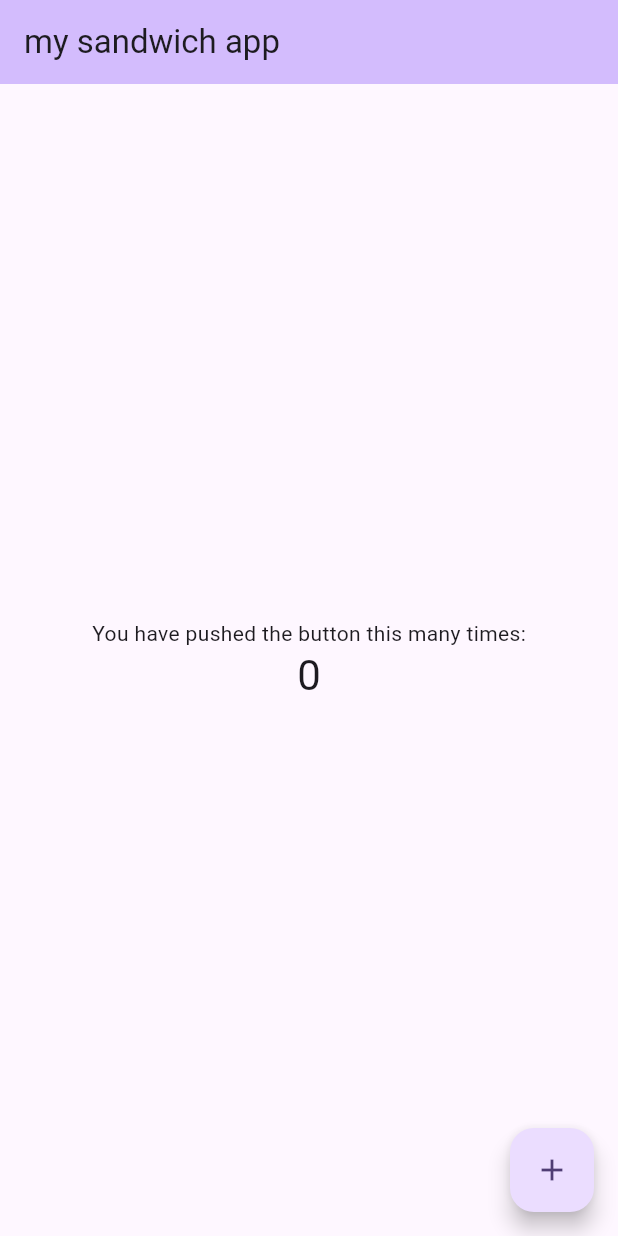
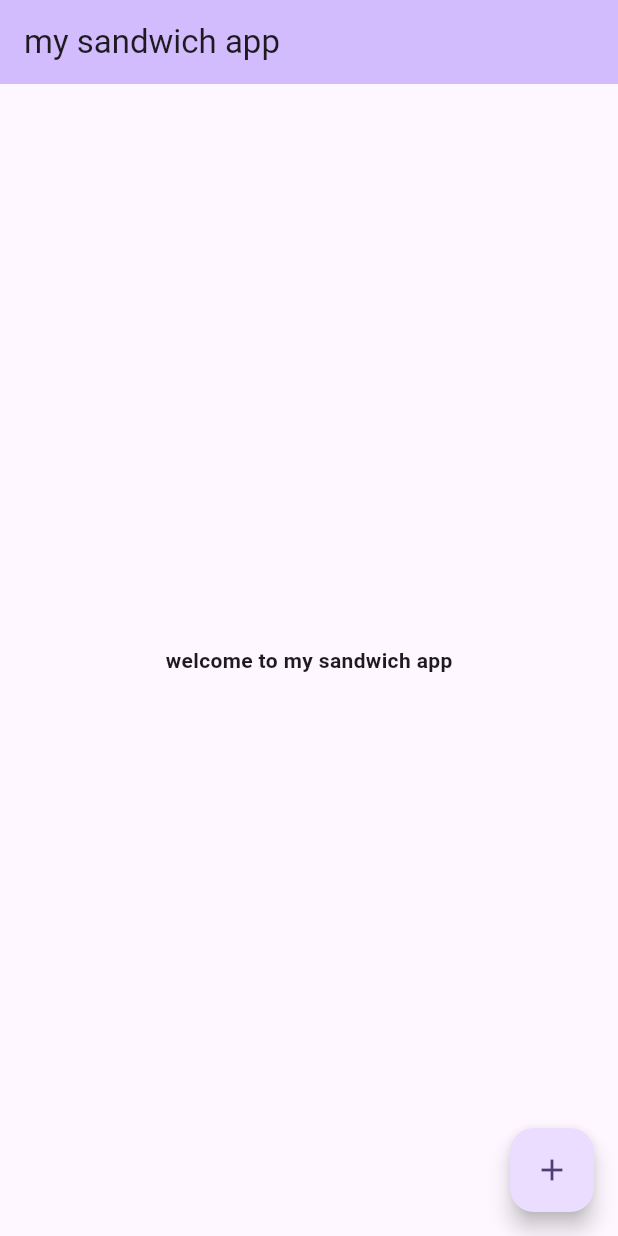
Before and after one commit to GiorgosKostakakis/flutter_application_1, a Flutter app: the screen it shows after launch, on a phone screen of 412 x 824 dp. Run offline on Flutter 3.47's test engine with Material 3 defaults, Android fonts, the phone set to English and light mode, and no system bars.

Commit message:
changed the Text and gave it font(bold),remove the counter (ex2)

```diff
--- a/lib/main.dart
+++ b/lib/main.dart
@@ -105,11 +105,9 @@ class _MyHomePageState extends State<MyHomePage> {
           // wireframe for each widget.
           mainAxisAlignment: MainAxisAlignment.center,
           children: <Widget>[
-            const Text('You have pushed the button this many times:'),
-            Text(
-              '$_counter',
-              style: Theme.of(context).textTheme.headlineMedium,
-            ),
+            const Text(('welcome to my sandwich app'),
+            style: TextStyle(fontWeight: FontWeight.bold))
+
           ],
         ),
       ),
```
